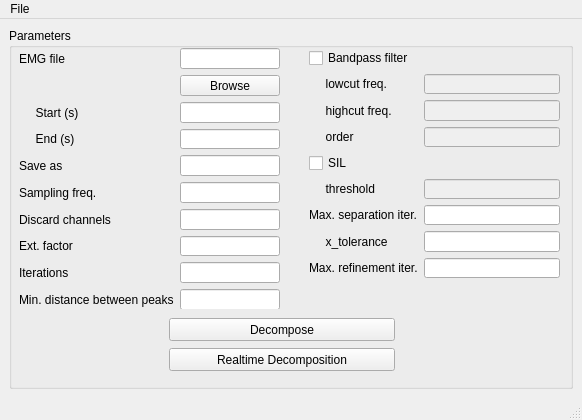
This is user_interface/gui_tmod.ui in fitrinad/emgrtdec as Qt 5 draws it before an edit. The edited form follows.
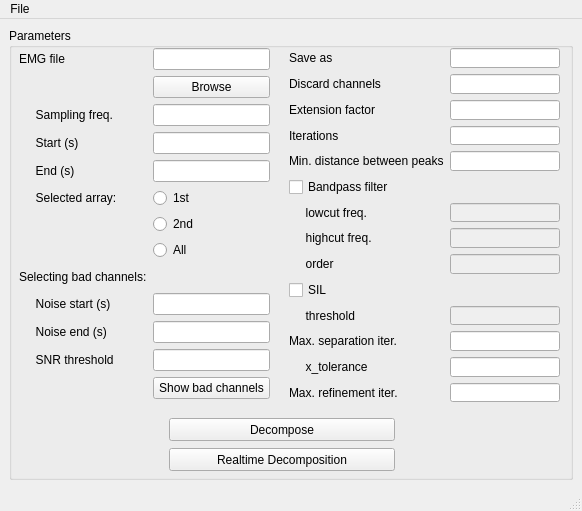
This is the edited form.

Patch:
```diff
--- a/user_interface/gui_tmod.ui
+++ b/user_interface/gui_tmod.ui
@@ -7,7 +7,7 @@
     <x>0</x>
     <y>0</y>
     <width>582</width>
-    <height>420</height>
+    <height>511</height>
    </rect>
   </property>
   <property name="windowTitle">
@@ -31,50 +31,45 @@
         <rect>
          <x>10</x>
          <y>20</y>
-         <width>261</width>
-         <height>261</height>
+         <width>251</width>
+         <height>351</height>
         </rect>
        </property>
        <layout class="QGridLayout" name="gridLayout">
-        <item row="2" column="1">
-         <widget class="QLineEdit" name="lineEdit_StartTime"/>
-        </item>
-        <item row="10" column="0">
-         <widget class="QLabel" name="label_Iterations">
-          <property name="text">
-           <string>Iterations</string>
-          </property>
-         </widget>
-        </item>
-        <item row="7" column="1">
-         <widget class="QLineEdit" name="lineEdit_SamplingFreq"/>
-        </item>
-        <item row="0" column="1">
-         <widget class="QLineEdit" name="lineEdit_EMGFile"/>
-        </item>
-        <item row="4" column="1">
-         <widget class="QLineEdit" name="lineEdit_SaveAs"/>
-        </item>
-        <item row="11" column="1">
-         <widget class="QLineEdit" name="lineEdit_MinDistance"/>
-        </item>
-        <item row="8" column="1">
-         <widget class="QLineEdit" name="lineEdit_DiscardChannels"/>
-        </item>
-        <item row="11" column="0">
-         <widget class="QLabel" name="label_MinDistance">
-          <property name="text">
-           <string>Min. distance between peaks</string>
-          </property>
-         </widget>
-        </item>
-        <item row="2" column="0">
+        <item row="4" column="0">
          <widget class="QLabel" name="label_StartTime">
           <property name="text">
            <string>     Start (s)</string>
           </property>
          </widget>
         </item>
+        <item row="5" column="0">
+         <widget class="QLabel" name="label_EndTime">
+          <property name="text">
+           <string>     End (s)</string>
+          </property>
+         </widget>
+        </item>
+        <item row="6" column="0">
+         <widget class="QLabel" name="label_EndTime_2">
+          <property name="text">
+           <string>     Selected array:</string>
+          </property>
+         </widget>
+        </item>
+        <item row="5" column="1">
+         <widget class="QLineEdit" name="lineEdit_EndTime"/>
+        </item>
+        <item row="3" column="1">
+         <widget class="QLineEdit" name="lineEdit_SamplingFreq"/>
+        </item>
+        <item row="6" column="1">
+         <widget class="QRadioButton" name="radioButton_FirstArray">
+          <property name="text">
+           <string>1st</string>
+          </property>
+         </widget>
+        </item>
         <item row="0" column="0">
          <widget class="QLabel" name="label_EMGFile">
           <property name="text">
@@ -82,40 +77,20 @@
           </property>
          </widget>
         </item>
-        <item row="4" column="0">
-         <widget class="QLabel" name="label_SaveAs">
+        <item row="8" column="1">
+         <widget class="QRadioButton" name="radioButton_AllArrays">
           <property name="text">
-           <string>Save as</string>
+           <string>All</string>
           </property>
          </widget>
         </item>
-        <item row="7" column="0">
+        <item row="3" column="0">
          <widget class="QLabel" name="label_SamplingFreq">
           <property name="text">
-           <string>Sampling freq.</string>
+           <string>     Sampling freq.</string>
           </property>
          </widget>
         </item>
-        <item row="9" column="0">
-         <widget class="QLabel" name="label_ExtFactor">
-          <property name="text">
-           <string>Ext. factor</string>
-          </property>
-         </widget>
-        </item>
-        <item row="10" column="1">
-         <widget class="QLineEdit" name="lineEdit_Iterations"/>
-        </item>
-        <item row="8" column="0">
-         <widget class="QLabel" name="label_DiscardChannels">
-          <property name="text">
-           <string>Discard channels</string>
-          </property>
-         </widget>
-        </item>
-        <item row="9" column="1">
-         <widget class="QLineEdit" name="lineEdit_ExtFactor"/>
-        </item>
         <item row="1" column="1">
          <widget class="QPushButton" name="pushButton_Browse">
           <property name="text">
@@ -123,56 +98,76 @@
           </property>
          </widget>
         </item>
-        <item row="3" column="0">
-         <widget class="QLabel" name="label_EndTime">
+        <item row="4" column="1">
+         <widget class="QLineEdit" name="lineEdit_StartTime"/>
+        </item>
+        <item row="7" column="1">
+         <widget class="QRadioButton" name="radioButton_SecondArray">
           <property name="text">
-           <string>     End (s)</string>
+           <string>2nd</string>
           </property>
          </widget>
         </item>
-        <item row="3" column="1">
-         <widget class="QLineEdit" name="lineEdit_EndTime"/>
+        <item row="0" column="1">
+         <widget class="QLineEdit" name="lineEdit_EMGFile"/>
+        </item>
+        <item row="10" column="0">
+         <widget class="QLabel" name="label_SelectingBadChannels">
+          <property name="text">
+           <string>Selecting bad channels:</string>
+          </property>
+         </widget>
+        </item>
+        <item row="11" column="0">
+         <widget class="QLabel" name="label_NoiseStart">
+          <property name="text">
+           <string>     Noise start (s)</string>
+          </property>
+         </widget>
+        </item>
+        <item row="12" column="0">
+         <widget class="QLabel" name="label_NoiseEnd">
+          <property name="text">
+           <string>     Noise end (s)</string>
+          </property>
+         </widget>
+        </item>
+        <item row="13" column="0">
+         <widget class="QLabel" name="label_SNRThreshold">
+          <property name="text">
+           <string>     SNR threshold</string>
+          </property>
+         </widget>
+        </item>
+        <item row="14" column="1">
+         <widget class="QPushButton" name="pushButton_ShowBadChannels">
+          <property name="text">
+           <string>Show bad channels</string>
+          </property>
+         </widget>
+        </item>
+        <item row="11" column="1">
+         <widget class="QLineEdit" name="lineEdit_NoiseStart"/>
+        </item>
+        <item row="12" column="1">
+         <widget class="QLineEdit" name="lineEdit_NoiseEnd"/>
+        </item>
+        <item row="13" column="1">
+         <widget class="QLineEdit" name="lineEdit_SNRThreshold"/>
         </item>
        </layout>
       </widget>
       <widget class="QWidget" name="layoutWidget">
        <property name="geometry">
         <rect>
-         <x>300</x>
+         <x>280</x>
          <y>20</y>
-         <width>251</width>
-         <height>231</height>
+         <width>271</width>
+         <height>354</height>
         </rect>
        </property>
        <layout class="QGridLayout" name="gridLayout_2">
-        <item row="5" column="1">
-         <widget class="QLineEdit" name="lineEdit_SILThreshold">
-          <property name="enabled">
-           <bool>false</bool>
-          </property>
-         </widget>
-        </item>
-        <item row="6" column="1">
-         <widget class="QLineEdit" name="lineEdit_MaxSepIter"/>
-        </item>
-        <item row="4" column="0">
-         <widget class="QCheckBox" name="checkBox_SIL">
-          <property name="text">
-           <string>SIL</string>
-          </property>
-         </widget>
-        </item>
-        <item row="8" column="1">
-         <widget class="QLineEdit" name="lineEdit_MaxRefIter"/>
-        </item>
-        <item row="5" column="0">
-         <widget class="QLabel" name="label_SILThreshold">
-          <property name="text">
-           <string>     threshold</string>
-          </property>
-         </widget>
-        </item>
-        <item row="1" column="0">
+        <item row="6" column="0">
          <widget class="QLabel" name="label_lowcutFreq">
           <property name="toolTip">
            <string>&lt;html&gt;&lt;head/&gt;&lt;body&gt;&lt;p align=&quot;justify&quot;&gt;&lt;br/&gt;&lt;/p&gt;&lt;/body&gt;&lt;/html&gt;</string>
@@ -182,74 +177,151 @@
           </property>
          </widget>
         </item>
-        <item row="0" column="0">
-         <widget class="QCheckBox" name="checkBox_BandpassFilter">
+        <item row="9" column="0">
+         <widget class="QCheckBox" name="checkBox_SIL">
           <property name="text">
-           <string>Bandpass filter</string>
+           <string>SIL</string>
           </property>
-          <property name="checked">
-           <bool>false</bool>
-          </property>
          </widget>
         </item>
-        <item row="3" column="1">
-         <widget class="QLineEdit" name="lineEdit_order">
-          <property name="enabled">
-           <bool>false</bool>
-          </property>
-         </widget>
-        </item>
-        <item row="1" column="1">
-         <widget class="QLineEdit" name="lineEdit_lowcutFreq">
-          <property name="enabled">
-           <bool>false</bool>
-          </property>
-         </widget>
-        </item>
-        <item row="3" column="0">
-         <widget class="QLabel" name="label_order">
-          <property name="text">
-           <string>     order</string>
-          </property>
-         </widget>
-        </item>
-        <item row="2" column="0">
-         <widget class="QLabel" name="label_highcutFreq">
-          <property name="text">
-           <string>     highcut freq.</string>
-          </property>
-         </widget>
-        </item>
-        <item row="6" column="0">
-         <widget class="QLabel" name="label_MaxSepIter">
-          <property name="text">
-           <string>Max. separation iter.</string>
-          </property>
-         </widget>
-        </item>
-        <item row="8" column="0">
+        <item row="13" column="0">
          <widget class="QLabel" name="label_MaxRefIter">
           <property name="text">
            <string>Max. refinement iter.</string>
           </property>
          </widget>
         </item>
-        <item row="2" column="1">
+        <item row="10" column="1">
+         <widget class="QLineEdit" name="lineEdit_SILThreshold">
+          <property name="enabled">
+           <bool>false</bool>
+          </property>
+         </widget>
+        </item>
+        <item row="8" column="1">
+         <widget class="QLineEdit" name="lineEdit_order">
+          <property name="enabled">
+           <bool>false</bool>
+          </property>
+         </widget>
+        </item>
+        <item row="4" column="1">
+         <widget class="QLineEdit" name="lineEdit_MinDistance"/>
+        </item>
+        <item row="4" column="0">
+         <widget class="QLabel" name="label_MinDistance">
+          <property name="text">
+           <string>Min. distance between peaks</string>
+          </property>
+         </widget>
+        </item>
+        <item row="7" column="1">
          <widget class="QLineEdit" name="lineEdit_highcutFreq">
           <property name="enabled">
            <bool>false</bool>
           </property>
          </widget>
         </item>
-        <item row="7" column="0">
+        <item row="2" column="1">
+         <widget class="QLineEdit" name="lineEdit_ExtFactor"/>
+        </item>
+        <item row="3" column="1">
+         <widget class="QLineEdit" name="lineEdit_Iterations"/>
+        </item>
+        <item row="11" column="1">
+         <widget class="QLineEdit" name="lineEdit_MaxSepIter"/>
+        </item>
+        <item row="1" column="0">
+         <widget class="QLabel" name="label_DiscardChannels">
+          <property name="text">
+           <string>Discard channels</string>
+          </property>
+         </widget>
+        </item>
+        <item row="3" column="0">
+         <widget class="QLabel" name="label_Iterations">
+          <property name="text">
+           <string>Iterations</string>
+          </property>
+         </widget>
+        </item>
+        <item row="10" column="0">
+         <widget class="QLabel" name="label_SILThreshold">
+          <property name="text">
+           <string>     threshold</string>
+          </property>
+         </widget>
+        </item>
+        <item row="12" column="1">
+         <widget class="QLineEdit" name="lineEdit_xTolerance"/>
+        </item>
+        <item row="1" column="1">
+         <widget class="QLineEdit" name="lineEdit_DiscardChannels"/>
+        </item>
+        <item row="8" column="0">
+         <widget class="QLabel" name="label_order">
+          <property name="text">
+           <string>     order</string>
+          </property>
+         </widget>
+        </item>
+        <item row="13" column="1">
+         <widget class="QLineEdit" name="lineEdit_MaxRefIter"/>
+        </item>
+        <item row="12" column="0">
          <widget class="QLabel" name="label_xTolerance">
           <property name="text">
            <string>     x_tolerance</string>
           </property>
          </widget>
         </item>
-        <item row="7" column="1">
-         <widget class="QLineEdit" name="lineEdit_xTolerance"/>
+        <item row="5" column="0">
+         <widget class="QCheckBox" name="checkBox_BandpassFilter">
+          <property name="text">
+           <string>Bandpass filter</string>
+          </property>
+          <property name="checked">
+           <bool>false</bool>
+          </property>
+         </widget>
+        </item>
+        <item row="2" column="0">
+         <widget class="QLabel" name="label_ExtFactor">
+          <property name="text">
+           <string>Extension factor</string>
+          </property>
+         </widget>
+        </item>
+        <item row="11" column="0">
+         <widget class="QLabel" name="label_MaxSepIter">
+          <property name="text">
+           <string>Max. separation iter.</string>
+          </property>
+         </widget>
+        </item>
+        <item row="7" column="0">
+         <widget class="QLabel" name="label_highcutFreq">
+          <property name="text">
+           <string>     highcut freq.</string>
+          </property>
+         </widget>
+        </item>
+        <item row="6" column="1">
+         <widget class="QLineEdit" name="lineEdit_lowcutFreq">
+          <property name="enabled">
+           <bool>false</bool>
+          </property>
+         </widget>
+        </item>
+        <item row="0" column="0">
+         <widget class="QLabel" name="label_SaveAs">
+          <property name="text">
+           <string>Save as</string>
+          </property>
+         </widget>
+        </item>
+        <item row="0" column="1">
+         <widget class="QLineEdit" name="lineEdit_SaveAs"/>
         </item>
        </layout>
       </widget>
@@ -257,7 +329,7 @@
        <property name="geometry">
         <rect>
          <x>160</x>
-         <y>320</y>
+         <y>420</y>
          <width>226</width>
          <height>23</height>
         </rect>
@@ -270,7 +342,7 @@
        <property name="geometry">
         <rect>
          <x>160</x>
-         <y>290</y>
+         <y>390</y>
          <width>226</width>
          <height>23</height>
         </rect>
```
